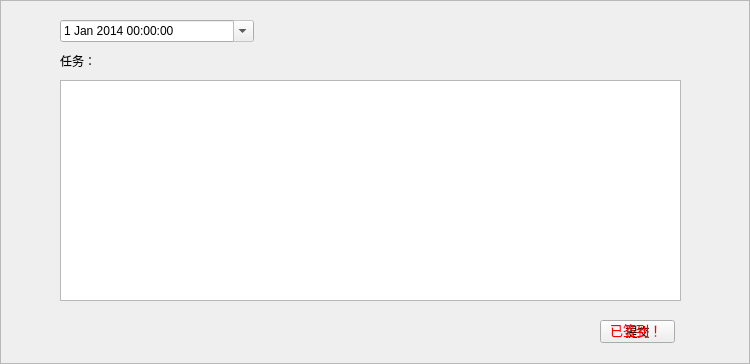
The window that punchin.ui (neverlandgy/teamhelper) describes before a commit, drawn with Qt 5.
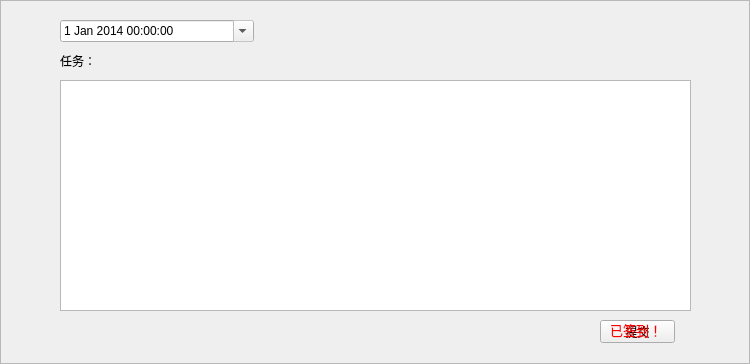
The same window after the commit.

Patch:
```diff
--- a/punchin.ui
+++ b/punchin.ui
@@ -49,16 +49,6 @@
     <bool>true</bool>
    </property>
   </widget>
-  <widget class="QTextBrowser" name="textBrowser">
-   <property name="geometry">
-    <rect>
-     <x>60</x>
-     <y>80</y>
-     <width>621</width>
-     <height>221</height>
-    </rect>
-   </property>
-  </widget>
   <widget class="QLabel" name="label">
    <property name="geometry">
     <rect>
@@ -98,6 +88,19 @@
     <string>&lt;html&gt;&lt;head/&gt;&lt;body&gt;&lt;p&gt;&lt;span style=&quot; font-size:10pt; color:#ff0000;&quot;&gt;已签到！&lt;/span&gt;&lt;/p&gt;&lt;/body&gt;&lt;/html&gt;</string>
    </property>
   </widget>
+  <widget class="QTableView" name="tableView">
+   <property name="geometry">
+    <rect>
+     <x>60</x>
+     <y>80</y>
+     <width>631</width>
+     <height>231</height>
+    </rect>
+   </property>
+   <property name="editTriggers">
+    <set>QAbstractItemView::NoEditTriggers</set>
+   </property>
+  </widget>
  </widget>
  <resources/>
  <connections/>
```
